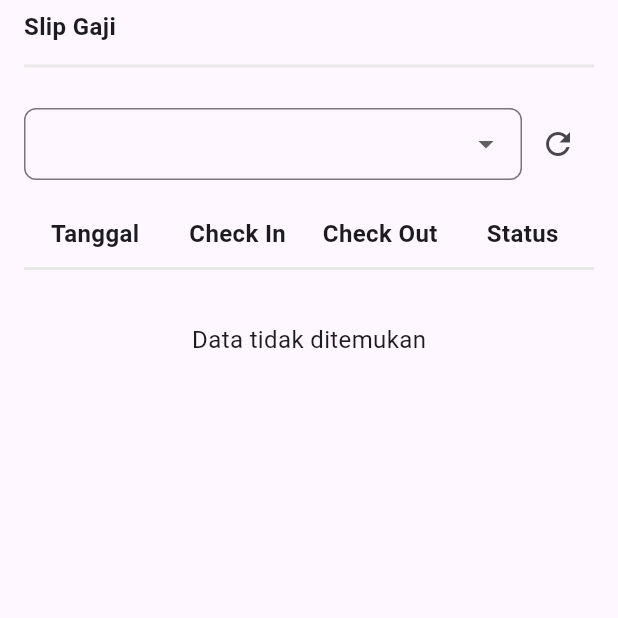
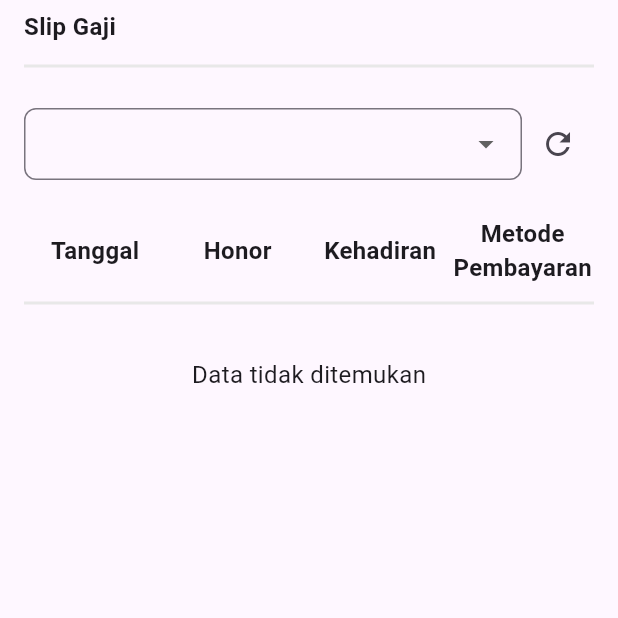
Before and after one commit to AxelanO7/payroll-mobile-flutter, a Flutter app: the PayrollView screen opened directly, on a phone screen of 412 x 824 dp, the top half of it. Run offline on Flutter 3.47's test engine with Material 3 defaults, Android fonts, the phone set to English and light mode, and no system bars; our stand-ins replace file_picker, flutter_easyrefresh, flutter_svg, get, get_storage, google_maps_flutter and 5 more; missing offline and left inert: dart_ping_ios, property_change_notifier; accounts and stored records are empty; network calls fail; Roboto replaces fonts that are missing (PlusJakartaSansRegular, PlusJakartaSansSemiBold).

Commit message:
feat (payroll) : change table header text

```diff
--- a/lib/src/views/main_page/payroll/payroll_view.dart
+++ b/lib/src/views/main_page/payroll/payroll_view.dart
@@ -171,21 +171,21 @@ class _PayrollViewState extends State<PayrollView> {
               ),
               Expanded(
                 child: Text(
-                  'Check In',
+                  'Honor',
                   textAlign: TextAlign.center,
                   style: TypographyStyle.body2SemiBold.copyWith(color: ColorStyle().grayscaleRange[800]),
                 ),
               ),
               Expanded(
                 child: Text(
-                  'Check Out',
+                  'Kehadiran',
                   textAlign: TextAlign.center,
                   style: TypographyStyle.body2SemiBold.copyWith(color: ColorStyle().grayscaleRange[800]),
                 ),
               ),
               Expanded(
                 child: Text(
-                  'Status',
+                  'Metode Pembayaran',
                   textAlign: TextAlign.center,
                   style: TypographyStyle.body2SemiBold.copyWith(color: ColorStyle().grayscaleRange[800]),
                 ),
```
